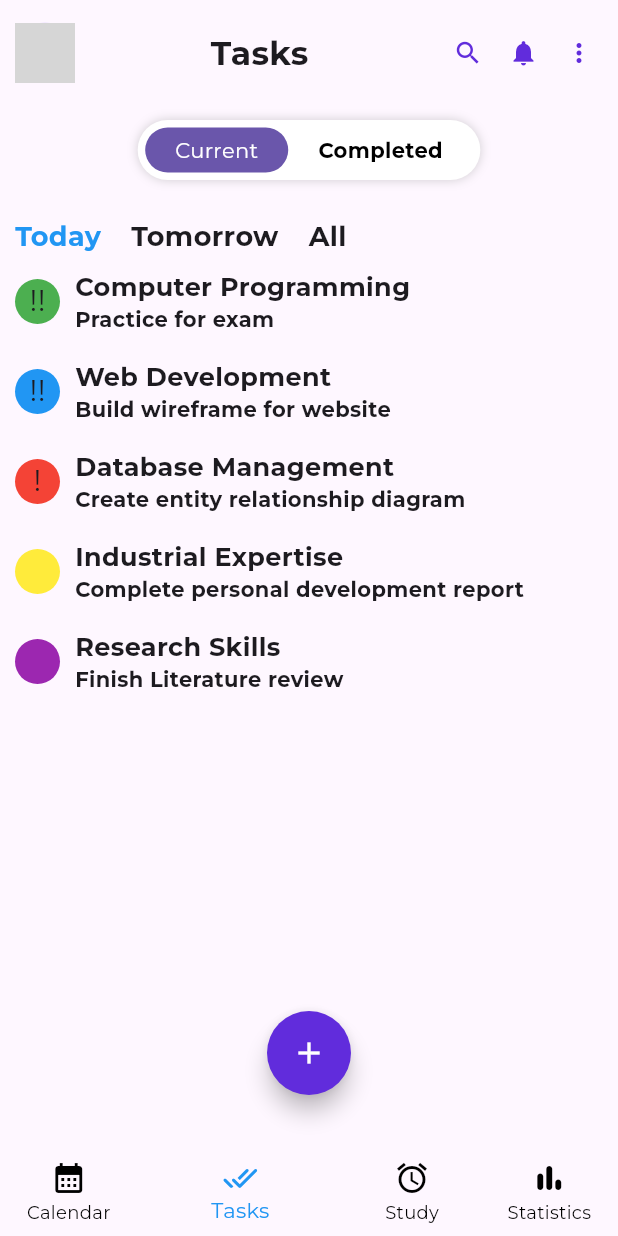
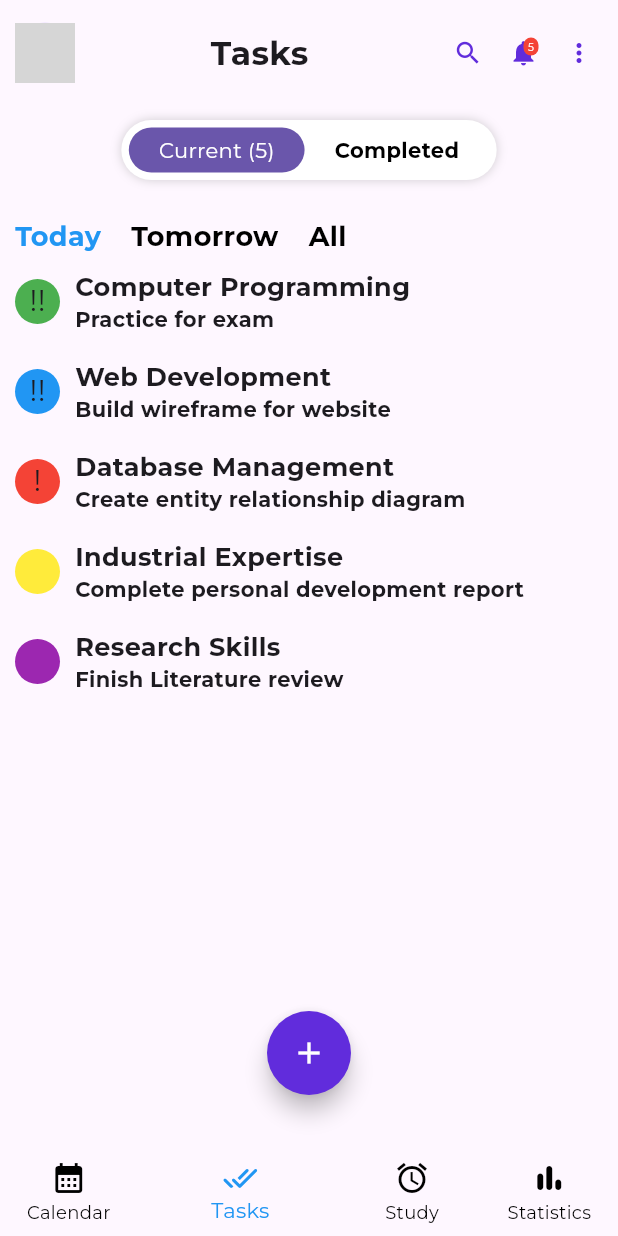
Before and after one commit to izieo/studitivity, a Flutter app: the screen it shows once a user with an empty profile is signed in, item 2 of the bottom bar chosen, on a phone screen of 412 x 824 dp. Run offline on Flutter 3.47's test engine with Material 3 defaults, Android fonts, the phone set to English and light mode, and no system bars; our stand-ins replace firebase_auth, firebase_core, get, google_fonts; missing offline and left inert: horizontal_week_calendar; accounts and stored records are empty; network calls fail; grey boxes are pictures that could not be loaded.

Commit message:
added badges to notification icon, improve UI elements and colourscheme for consistency

```diff
--- a/lib/screens/calendar.dart
+++ b/lib/screens/calendar.dart
@@ -7,6 +7,7 @@ import 'package:studitivity/screens/profile.dart';
 import 'package:studitivity/widgets/event.dart';
 import 'package:studitivity/widgets/pill_switch.dart';
 import 'package:studitivity/screens/notification.dart';
+import 'package:studitivity/widgets/notification_badge.dart';
 
 class CalendarView extends StatelessWidget {
   const CalendarView({super.key});
@@ -25,8 +26,7 @@ class CalendarView extends StatelessWidget {
             padding: const EdgeInsets.only(right: 10.0),
             child: IconButton(
               onPressed: () => Get.to(const NotificationView()),
-              icon: const Icon(Icons.notifications, color: Color.fromARGB(255, 97, 44, 220), size: 20),
-              iconSize: 20,
+              icon: const NotificationBadge(),
             ),
           ),
         ],
--- a/lib/screens/stats.dart
+++ b/lib/screens/stats.dart
@@ -4,6 +4,7 @@ import 'package:studitivity/screens/achievements.dart';
 import 'package:studitivity/widgets/pill_switch.dart';
 import 'package:studitivity/screens/profile.dart';
 import 'package:studitivity/screens/notification.dart';
+import 'package:studitivity/widgets/notification_badge.dart';
 
 class StatsView extends StatelessWidget {
   const StatsView({super.key});
@@ -43,7 +44,7 @@ class StatsView extends StatelessWidget {
                     onTap: () => Get.to(const NotificationView()),
                     child: const Column(
                       children: [
-                        Icon(Icons.notifications, size: 20.0, color: Color.fromARGB(255, 97, 44, 220)),
+                        NotificationBadge(),
                         SizedBox(height: 5.0),
                       ],
                     ),
--- a/lib/screens/tasks.dart
+++ b/lib/screens/tasks.dart
@@ -6,6 +6,7 @@ import 'package:studitivity/widgets/sort_tasks.dart';
 import 'package:studitivity/widgets/task_item.dart';
 import 'package:studitivity/screens/profile.dart';
 import 'package:studitivity/screens/notification.dart';
+import 'package:studitivity/widgets/notification_badge.dart';
 
 class TaskView extends StatefulWidget {
   const TaskView({super.key});
@@ -22,6 +23,14 @@ class TaskViewState extends State<TaskView> {
     Task('Industrial Expertise', 'Complete personal development report', Colors.yellow, 0),
     Task('Research Skills', 'Finish Literature review', Colors.purple, 0),
   ];
+
+  String selectedFilter = 'Today';
+
+  void updateFilter(String filter) {
+    setState(() {
+      selectedFilter = filter;
+    });
+  }
 
   @override
   Widget build(BuildContext context) {
@@ -68,7 +77,7 @@ class TaskViewState extends State<TaskView> {
                         onTap: () => Get.to(const NotificationView()),
                         child: const Padding(
                           padding: EdgeInsets.all(6.0),
-                          child: Icon(Icons.notifications, color: Color.fromARGB(255, 97, 44, 220), size: 20),
+                          child: NotificationBadge(),
                         ),
                       ),
                       const SizedBox(width: 5.0),
@@ -93,32 +102,43 @@ class TaskViewState extends State<TaskView> {
                 ],
               ),
               const SizedBox(height: 15.0),
-              PillSwitch(items: const ['Current', 'Completed']),
+              PillSwitch(items: const ['Current (5)', 'Completed']),
               const SizedBox(height: 15.0),
-              const Row(
+              Row(
                 children: [
-                  Text(
+                  GestureDetector(
+                    onTap: () => updateFilter('Today'),
+                    child: Text(
                       'Today',
                       style: TextStyle(
-                      color: Colors.blue,
+                        color: selectedFilter == 'Today' ? Colors.blue : Colors.black,
                         fontSize: 18.0,
                         fontWeight: FontWeight.bold,
                       ),
                     ),
-                  SizedBox(width: 20.0),
-                  Text(
+                  ),
+                  const SizedBox(width: 20.0),
+                  GestureDetector(
+                    onTap: () => updateFilter('Tomorrow'),
+                    child: Text(
                       'Tomorrow',
                       style: TextStyle(
+                        color: selectedFilter == 'Tomorrow' ? Colors.blue : Colors.black,
                         fontSize: 18.0,
                         fontWeight: FontWeight.bold,
                       ),
                     ),
-                  SizedBox(width: 20.0),
-                  Text(
+                  ),
+                  const SizedBox(width: 20.0),
+                  GestureDetector(
+                    onTap: () => updateFilter('All'),
+                    child: Text(
                       'All',
                       style: TextStyle(
+                        color: selectedFilter == 'All' ? Colors.blue : Colors.black,
                         fontSize: 18.0,
                         fontWeight: FontWeight.bold,
+                      ),
                     ),
                   ),
                 ],
--- /dev/null
+++ b/lib/widgets/notification_badge.dart
@@ -0,0 +1,46 @@
+import 'package:flutter/material.dart';
+
+class NotificationBadge extends StatelessWidget {
+  final int notificationCount;
+  final double iconSize;
+  final Color iconColor;
+
+  const NotificationBadge({
+    super.key,
+    this.notificationCount = 5,
+    this.iconSize = 20.0,
+    this.iconColor = const Color.fromARGB(255, 97, 44, 220),
+  });
+
+  @override
+  Widget build(BuildContext context) {
+    return Stack(
+      children: [
+        Icon(Icons.notifications, color: iconColor, size: iconSize),
+        Positioned(
+          right: 0,
+          top: 0,
+          child: Container(
+            padding: const EdgeInsets.all(1),
+            decoration: BoxDecoration(
+              color: Colors.red,
+              borderRadius: BorderRadius.circular(6),
+            ),
+            constraints: BoxConstraints(
+              minWidth: iconSize * 0.5,
+              minHeight: iconSize * 0.5,
+            ),
+            child: Text(
+              '$notificationCount',
+              style: TextStyle(
+                color: Colors.white,
+                fontSize: iconSize * 0.35,
+              ),
+              textAlign: TextAlign.center,
+            ),
+          ),
+        ),
+      ],
+    );
+  }
+}
```
Also changed, not shown: lib/screens/block_apps.dart (+9 -5 lines), lib/screens/create_event.dart (+17 -3 lines), lib/screens/create_group.dart (+13 -2 lines), lib/screens/create_task.dart (+14 -2 lines), lib/screens/group.dart (+2 -6 lines), lib/screens/groups.dart (+5 -5 lines), lib/screens/settings.dart (+6 -1 lines). Lines whose indentation alone changed are shown as unchanged.
